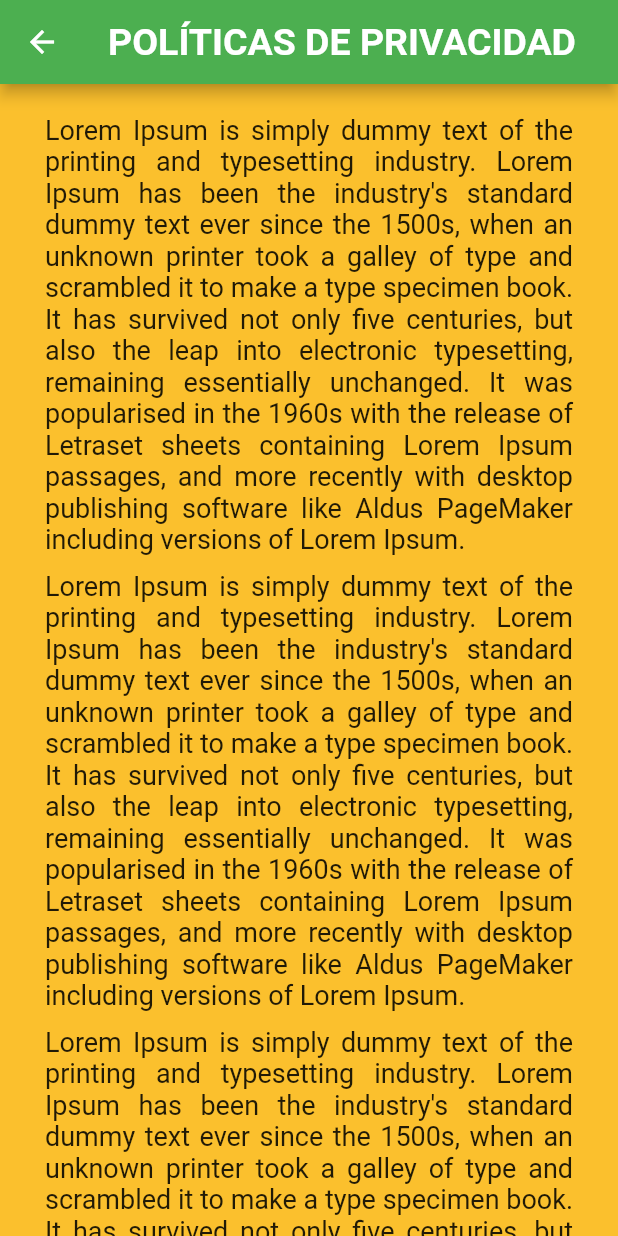
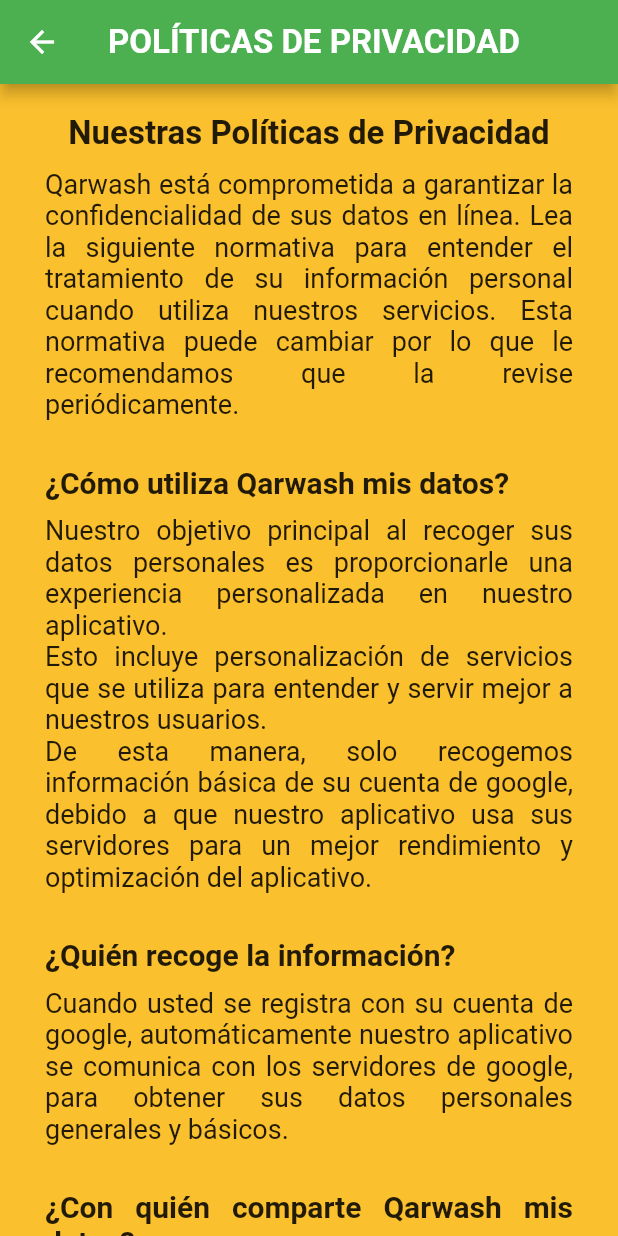
Before and after one commit to CristianUS93/proyecto-tesis, a Flutter app: the PoliticsPage screen opened directly, on a phone screen of 412 x 824 dp. Run offline on Flutter 3.47's test engine with Material 2 defaults, Android fonts, the phone set to English and light mode, and no system bars; our stand-ins replace cloud_firestore, dio, firebase_auth, firebase_core, geolocator, google_maps_flutter and 1 more; missing offline and left inert: flutter_polyline_points; accounts and stored records are empty.

Commit message:
app finalizada

```diff
--- a/lib/pages/detail_page.dart
+++ b/lib/pages/detail_page.dart
@@ -82,7 +82,7 @@ class _DetailPageState extends State<DetailPage> {
       appBar: AppBar(
         title: Text(
           widget.doc['nombre'],
-          style: TextStyle(fontSize: 25, fontWeight: FontWeight.bold),
+          style: TextStyle(fontSize: 22, fontWeight: FontWeight.bold),
         ),
       ),
       body: Column(
@@ -167,7 +167,7 @@ class _DetailPageState extends State<DetailPage> {
             padding: const EdgeInsets.symmetric(vertical: 10),
             child: Text(
               widget.doc['nombre'],
-              style: TextStyle(fontSize: 25.0, fontWeight: FontWeight.bold),
+              style: TextStyle(fontSize: 25, fontWeight: FontWeight.bold),
             ),
           ),
           Row(
--- a/lib/pages/map_page.dart
+++ b/lib/pages/map_page.dart
@@ -38,7 +38,7 @@ class _MapPageState extends State<MapPage> {
       appBar: AppBar(
         title: Text(
           widget.nameService,
-          style: TextStyle(fontSize: 25, fontWeight: FontWeight.bold),
+          style: TextStyle(fontSize: 22, fontWeight: FontWeight.bold),
         ),
       ),
       body: Stack(
--- a/lib/pages/politics_page.dart
+++ b/lib/pages/politics_page.dart
@@ -6,7 +6,7 @@ class PoliticsPage extends StatelessWidget{
     return Scaffold(
       appBar: AppBar(
         title: const Text("POLÍTICAS DE PRIVACIDAD",
-          style: TextStyle(fontSize: 25, fontWeight: FontWeight.bold),
+          style: TextStyle(fontSize: 22, fontWeight: FontWeight.bold),
         ),
       ),
       body: SafeArea(
@@ -14,18 +14,46 @@ class PoliticsPage extends StatelessWidget{
           child: Padding(
             padding: const EdgeInsets.symmetric(horizontal: 30, vertical: 20),
             child: Column(
+              crossAxisAlignment: CrossAxisAlignment.start,
               children: [
-                Text("Lorem Ipsum is simply dummy text of the printing and typesetting industry. Lorem Ipsum has been the industry's standard dummy text ever since the 1500s, when an unknown printer took a galley of type and scrambled it to make a type specimen book. It has survived not only five centuries, but also the leap into electronic typesetting, remaining essentially unchanged. It was popularised in the 1960s with the release of Letraset sheets containing Lorem Ipsum passages, and more recently with desktop publishing software like Aldus PageMaker including versions of Lorem Ipsum.",
+                Align(
+                  alignment: Alignment.topCenter,
+                  child: Text('Nuestras Políticas de Privacidad',
+                    style: TextStyle(fontSize: 22, fontWeight: FontWeight.bold),
+                  ),
+                ),
+                SizedBox(height: 10,),
+                Text('Qarwash está comprometida a garantizar la confidencialidad de sus datos en línea. Lea la siguiente normativa para entender el tratamiento de su información personal cuando utiliza nuestros servicios. Esta normativa puede cambiar por lo que le recomendamos que la revise periódicamente.',
                   textAlign: TextAlign.justify,
                   style: TextStyle(fontSize: 18),
                 ),
+                SizedBox(height: 30,),
+                Text('¿Cómo utiliza Qarwash mis datos?',
+                  textAlign: TextAlign.justify,
+                  style: TextStyle(fontSize: 20, fontWeight: FontWeight.bold),
+                ),
                 SizedBox(height: 10,),
-                Text("Lorem Ipsum is simply dummy text of the printing and typesetting industry. Lorem Ipsum has been the industry's standard dummy text ever since the 1500s, when an unknown printer took a galley of type and scrambled it to make a type specimen book. It has survived not only five centuries, but also the leap into electronic typesetting, remaining essentially unchanged. It was popularised in the 1960s with the release of Letraset sheets containing Lorem Ipsum passages, and more recently with desktop publishing software like Aldus PageMaker including versions of Lorem Ipsum.",
+                Text('Nuestro objetivo principal al recoger sus datos personales es proporcionarle una experiencia personalizada en nuestro aplicativo. \n Esto incluye personalización de servicios que se utiliza para entender y servir mejor a nuestros usuarios. \n De esta manera, solo recogemos información básica de su cuenta de google, debido a que nuestro aplicativo usa sus servidores para un mejor rendimiento y optimización del aplicativo.',
                   textAlign: TextAlign.justify,
                   style: TextStyle(fontSize: 18),
                 ),
+                SizedBox(height: 30,),
+                Text('¿Quién recoge la información?',
+                  textAlign: TextAlign.justify,
+                  style: TextStyle(fontSize: 20, fontWeight: FontWeight.bold),
+                ),
                 SizedBox(height: 10,),
-                Text("Lorem Ipsum is simply dummy text of the printing and typesetting industry. Lorem Ipsum has been the industry's standard dummy text ever since the 1500s, when an unknown printer took a galley of type and scrambled it to make a type specimen book. It has survived not only five centuries, but also the leap into electronic typesetting, remaining essentially unchanged. It was popularised in the 1960s with the release of Letraset sheets containing Lorem Ipsum passages, and more recently with desktop publishing software like Aldus PageMaker including versions of Lorem Ipsum.",
+                Text('Cuando usted se registra con su cuenta de google, automáticamente nuestro aplicativo se comunica con los servidores de google, para obtener sus datos personales generales y básicos.',
+                  textAlign: TextAlign.justify,
+                  style: TextStyle(fontSize: 18),
+                ),
+                SizedBox(height: 30,),
+                Text('¿Con quién comparte Qarwash mis datos?',
+                  textAlign: TextAlign.justify,
+                  style: TextStyle(fontSize: 20, fontWeight: FontWeight.bold),
+                ),
+                SizedBox(height: 10,),
+                Text('De acuerdo a la ley, Qarwash no revelará datos personales a menos que usted nos autorice o en circunstancias especiales (a)Cuando sea requerido por ley.(b)Para cumplir con las disposiciones procesales, o en las circunstancias que se describen a continuación. \n Qarwash puede difundir sus datos en casos especiales, como identificar, localizar o realizar acciones legales contra personas que pudisen infringir las Condiciones del Servicio de Qarwash o causar daños. Qarwash no vende ni alquila la información de sus usuarios, la localización del usuario es solo de uso informativa, para armar su ruta de camino hacia el lugar de destino. Recalcando que dicha ubicación no se registra en la base de datos. \n Desafortunadamente, ninguna transmisión de internet es 100% confiable. Por lo tanto, aunque nos esforcemos en proteger su información, Qarwash no puede asegurar ni garantizar la seguridad completa en el manejo de sus datos pero una vez recibido sus datos, haremos todo lo posible para garantizar su seguridad en nuestros sistemas.',
                   textAlign: TextAlign.justify,
                   style: TextStyle(fontSize: 18),
                 ),
--- a/lib/pages/profile_page.dart
+++ b/lib/pages/profile_page.dart
@@ -9,7 +9,7 @@ class ProfilePage extends StatelessWidget{
     return Scaffold(
       appBar: AppBar(
         title: const Text("MI PERFIL",
-          style: TextStyle(fontSize: 25, fontWeight: FontWeight.bold),
+          style: TextStyle(fontSize: 22, fontWeight: FontWeight.bold),
         ),
       ),
       body: Center(
@@ -42,7 +42,7 @@ class ProfilePage extends StatelessWidget{
                   Text(_user.displayName,
                     style: TextStyle(
                       fontWeight: FontWeight.bold,
-                      fontSize: 25,
+                      fontSize: 22,
                     ),
                   ),
                   Text("Usuario",
@@ -57,7 +57,7 @@ class ProfilePage extends StatelessWidget{
                   Text(_user.email,
                     style: TextStyle(
                       fontWeight: FontWeight.bold,
-                      fontSize: 25,
+                      fontSize: 22,
                     ),
                   ),
                   Text("Correo",
--- a/lib/pages/services_page.dart
+++ b/lib/pages/services_page.dart
@@ -67,7 +67,7 @@ class _ServicesPageState extends State<ServicesPage> {
       appBar: AppBar(
         title: Text(
           widget.title,
-          style: TextStyle(fontSize: 25, fontWeight: FontWeight.bold),
+          style: TextStyle(fontSize: 22, fontWeight: FontWeight.bold),
         ),
       ),
       body: SafeArea(
```
Also changed, not shown: lib/pages/info_page.dart (+5 -3 lines).
